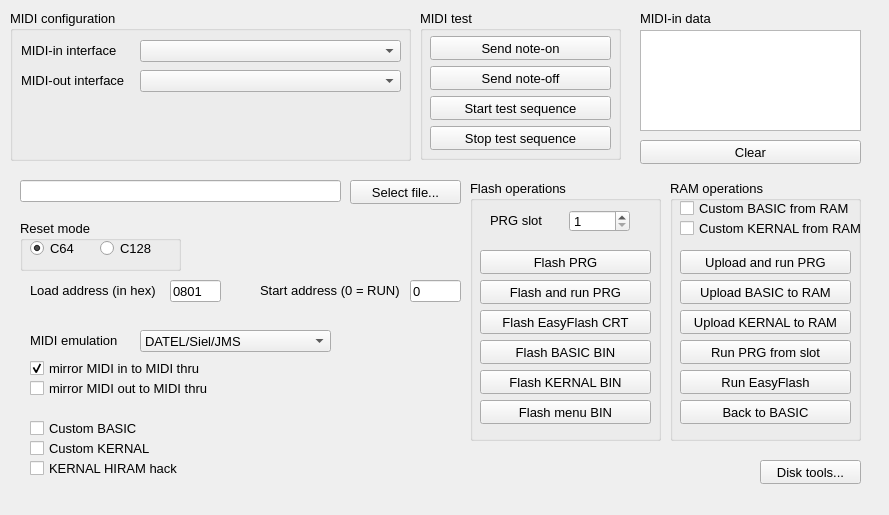
Old version of the form qt/mainwindowform.ui in the repository FrankBuss/kerberos.
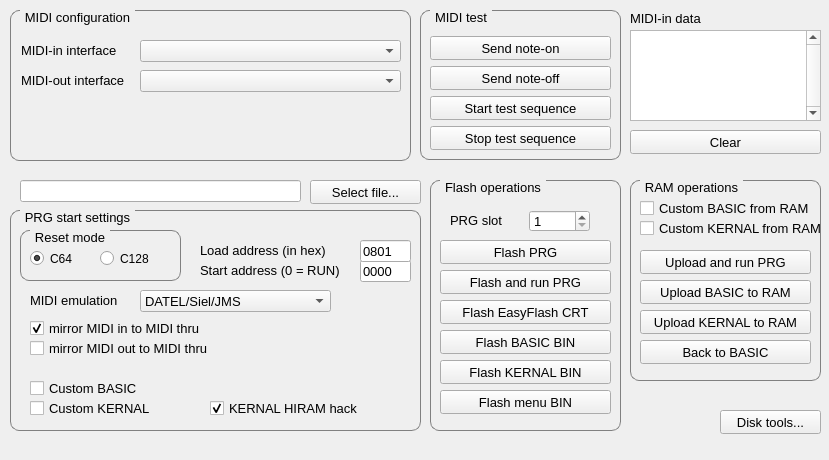
New version of the form.

Commit message: new slot management

Diff of the .ui file:
```diff
--- a/qt/mainwindowform.ui
+++ b/qt/mainwindowform.ui
@@ -6,8 +6,8 @@
    <rect>
     <x>0</x>
     <y>0</y>
-    <width>889</width>
-    <height>515</height>
+    <width>829</width>
+    <height>460</height>
    </rect>
   </property>
   <property name="windowTitle">
@@ -16,11 +16,25 @@
   <property name="statusTip">
    <string/>
   </property>
+  <property name="styleSheet">
+   <string notr="true">QGroupBox {
+    border: 1px solid gray;
+    border-radius: 9px;
+    margin-top: 0.5em;
+}
+
+QGroupBox::title {
+    subcontrol-origin: margin;
+    left: 10px;
+    padding: 0 3px 0 3px;
+}
+</string>
+  </property>
   <widget class="QWidget" name="centralwidget">
    <widget class="QLabel" name="label_6">
     <property name="geometry">
      <rect>
-      <x>640</x>
+      <x>630</x>
       <y>10</y>
       <width>81</width>
       <height>16</height>
@@ -38,12 +52,15 @@
    <widget class="QTextEdit" name="midiInDataTextEdit">
     <property name="geometry">
      <rect>
-      <x>640</x>
+      <x>630</x>
       <y>30</y>
-      <width>221</width>
-      <height>101</height>
+      <width>191</width>
+      <height>91</height>
      </rect>
     </property>
+    <property name="verticalScrollBarPolicy">
+     <enum>Qt::ScrollBarAlwaysOn</enum>
+    </property>
     <property name="readOnly">
      <bool>true</bool>
     </property>
@@ -53,7 +70,7 @@
      <rect>
       <x>20</x>
       <y>180</y>
-      <width>321</width>
+      <width>281</width>
       <height>22</height>
      </rect>
     </property>
@@ -66,10 +83,10 @@
    <widget class="QGroupBox" name="groupBox_6">
     <property name="geometry">
      <rect>
-      <x>670</x>
+      <x>630</x>
       <y>180</y>
       <width>191</width>
-      <height>261</height>
+      <height>201</height>
      </rect>
     </property>
     <property name="font">
@@ -152,59 +169,11 @@
       <string>Upload and run PRG</string>
      </property>
     </widget>
-    <widget class="QPushButton" name="runPrgFromSlotButton">
-     <property name="geometry">
-      <rect>
-       <x>10</x>
-       <y>160</y>
-       <width>171</width>
-       <height>24</height>
-      </rect>
-     </property>
-     <property name="sizePolicy">
-      <sizepolicy hsizetype="Minimum" vsizetype="Expanding">
-       <horstretch>0</horstretch>
-       <verstretch>0</verstretch>
-      </sizepolicy>
-     </property>
-     <property name="font">
-      <font>
-       <pointsize>10</pointsize>
-      </font>
-     </property>
-     <property name="text">
-      <string>Run PRG from slot</string>
-     </property>
-    </widget>
-    <widget class="QPushButton" name="runEasyFlashButton">
-     <property name="geometry">
-      <rect>
-       <x>10</x>
-       <y>190</y>
-       <width>171</width>
-       <height>24</height>
-      </rect>
-     </property>
-     <property name="sizePolicy">
-      <sizepolicy hsizetype="Minimum" vsizetype="Expanding">
-       <horstretch>0</horstretch>
-       <verstretch>0</verstretch>
-      </sizepolicy>
-     </property>
-     <property name="font">
-      <font>
-       <pointsize>10</pointsize>
-      </font>
-     </property>
-     <property name="text">
-      <string>Run EasyFlash</string>
-     </property>
-    </widget>
     <widget class="QPushButton" name="backToBasicButton">
      <property name="geometry">
       <rect>
        <x>10</x>
-       <y>220</y>
+       <y>160</y>
        <width>171</width>
        <height>24</height>
       </rect>
@@ -264,7 +233,7 @@
    <widget class="QPushButton" name="selectFileButton">
     <property name="geometry">
      <rect>
-      <x>350</x>
+      <x>310</x>
       <y>180</y>
       <width>111</width>
       <height>24</height>
@@ -279,89 +248,13 @@
      <string>Select file...</string>
     </property>
    </widget>
-   <widget class="QLabel" name="label_7">
-    <property name="geometry">
-     <rect>
-      <x>30</x>
-      <y>280</y>
-      <width>141</width>
-      <height>21</height>
-     </rect>
-    </property>
-    <property name="font">
-     <font>
-      <pointsize>10</pointsize>
-     </font>
-    </property>
-    <property name="text">
-     <string>Load address (in hex)</string>
-    </property>
-   </widget>
-   <widget class="QLineEdit" name="startAddressEdit">
-    <property name="geometry">
-     <rect>
-      <x>410</x>
-      <y>280</y>
-      <width>51</width>
-      <height>22</height>
-     </rect>
-    </property>
-    <property name="font">
-     <font>
-      <pointsize>10</pointsize>
-      <weight>50</weight>
-      <bold>false</bold>
-     </font>
-    </property>
-    <property name="text">
-     <string>0</string>
-    </property>
-   </widget>
-   <widget class="QLineEdit" name="loadAddressEdit">
-    <property name="geometry">
-     <rect>
-      <x>170</x>
-      <y>280</y>
-      <width>51</width>
-      <height>22</height>
-     </rect>
-    </property>
-    <property name="font">
-     <font>
-      <pointsize>10</pointsize>
-      <weight>50</weight>
-      <bold>false</bold>
-     </font>
-    </property>
-    <property name="text">
-     <string>0801</string>
-    </property>
-   </widget>
-   <widget class="QLabel" name="label_8">
-    <property name="geometry">
-     <rect>
-      <x>260</x>
-      <y>280</y>
-      <width>151</width>
-      <height>21</height>
-     </rect>
-    </property>
-    <property name="font">
-     <font>
-      <pointsize>10</pointsize>
-     </font>
-    </property>
-    <property name="text">
-     <string>Start address (0 = RUN)</string>
-    </property>
-   </widget>
    <widget class="QGroupBox" name="groupBox_7">
     <property name="geometry">
      <rect>
-      <x>470</x>
+      <x>430</x>
       <y>180</y>
       <width>191</width>
-      <height>261</height>
+      <height>251</height>
      </rect>
     </property>
     <property name="font">
@@ -376,7 +269,7 @@
      <property name="geometry">
       <rect>
        <x>10</x>
-       <y>160</y>
+       <y>150</y>
        <width>171</width>
        <height>24</height>
       </rect>
@@ -400,7 +293,7 @@
      <property name="geometry">
       <rect>
        <x>10</x>
-       <y>70</y>
+       <y>60</y>
        <width>171</width>
        <height>24</height>
       </rect>
@@ -424,7 +317,7 @@
      <property name="geometry">
       <rect>
        <x>10</x>
-       <y>190</y>
+       <y>180</y>
        <width>171</width>
        <height>24</height>
       </rect>
@@ -448,7 +341,7 @@
      <property name="geometry">
       <rect>
        <x>10</x>
-       <y>220</y>
+       <y>210</y>
        <width>171</width>
        <height>24</height>
       </rect>
@@ -472,7 +365,7 @@
      <property name="geometry">
       <rect>
        <x>10</x>
-       <y>130</y>
+       <y>120</y>
        <width>171</width>
        <height>24</height>
       </rect>
@@ -496,7 +389,7 @@
      <property name="geometry">
       <rect>
        <x>10</x>
-       <y>100</y>
+       <y>90</y>
        <width>171</width>
        <height>24</height>
       </rect>
@@ -525,6 +418,11 @@
        <height>21</height>
       </rect>
      </property>
+     <property name="font">
+      <font>
+       <pointsize>10</pointsize>
+      </font>
+     </property>
      <property name="text">
       <string>PRG slot</string>
      </property>
@@ -540,6 +438,7 @@
      </property>
      <property name="font">
       <font>
+       <pointsize>10</pointsize>
        <weight>50</weight>
        <bold>false</bold>
       </font>
@@ -548,222 +447,18 @@
       <number>1</number>
      </property>
      <property name="maximum">
-      <number>26</number>
+      <number>25</number>
      </property>
      <property name="value">
       <number>1</number>
      </property>
     </widget>
    </widget>
-   <widget class="QCheckBox" name="midiThruOutCheckBox">
-    <property name="geometry">
-     <rect>
-      <x>30</x>
-      <y>380</y>
-      <width>241</width>
-      <height>17</height>
-     </rect>
-    </property>
-    <property name="font">
-     <font>
-      <pointsize>10</pointsize>
-     </font>
-    </property>
-    <property name="text">
-     <string>mirror MIDI out to MIDI thru</string>
-    </property>
-   </widget>
-   <widget class="QLabel" name="label_9">
-    <property name="geometry">
-     <rect>
-      <x>30</x>
-      <y>330</y>
-      <width>101</width>
-      <height>21</height>
-     </rect>
-    </property>
-    <property name="font">
-     <font>
-      <pointsize>10</pointsize>
-     </font>
-    </property>
-    <property name="text">
-     <string>MIDI emulation</string>
-    </property>
-   </widget>
-   <widget class="QComboBox" name="midiEmulationComboBox">
-    <property name="geometry">
-     <rect>
-      <x>140</x>
-      <y>330</y>
-      <width>191</width>
-      <height>22</height>
-     </rect>
-    </property>
-    <property name="font">
-     <font>
-      <pointsize>10</pointsize>
-     </font>
-    </property>
-    <property name="currentIndex">
-     <number>3</number>
-    </property>
-    <item>
-     <property name="text">
-      <string>None</string>
-     </property>
-    </item>
-    <item>
-     <property name="text">
-      <string>Sequential Circuits Inc.</string>
-     </property>
-    </item>
-    <item>
-     <property name="text">
-      <string>Passport &amp; Syntech</string>
-     </property>
-    </item>
-    <item>
-     <property name="text">
-      <string>DATEL/Siel/JMS</string>
-     </property>
-    </item>
-    <item>
-     <property name="text">
-      <string>Namesoft</string>
-     </property>
-    </item>
-   </widget>
-   <widget class="QCheckBox" name="customKernalCheckBox">
-    <property name="geometry">
-     <rect>
-      <x>30</x>
-      <y>440</y>
-      <width>191</width>
-      <height>17</height>
-     </rect>
-    </property>
-    <property name="font">
-     <font>
-      <pointsize>10</pointsize>
-     </font>
-    </property>
-    <property name="text">
-     <string>Custom KERNAL</string>
-    </property>
-   </widget>
-   <widget class="QCheckBox" name="midiThruInCheckBox">
-    <property name="geometry">
-     <rect>
-      <x>30</x>
-      <y>360</y>
-      <width>241</width>
-      <height>17</height>
-     </rect>
-    </property>
-    <property name="font">
-     <font>
-      <pointsize>10</pointsize>
-     </font>
-    </property>
-    <property name="text">
-     <string>mirror MIDI in to MIDI thru</string>
-    </property>
-    <property name="checked">
-     <bool>true</bool>
-    </property>
-   </widget>
-   <widget class="QCheckBox" name="customBasicCheckBox">
-    <property name="geometry">
-     <rect>
-      <x>30</x>
-      <y>420</y>
-      <width>191</width>
-      <height>17</height>
-     </rect>
-    </property>
-    <property name="font">
-     <font>
-      <pointsize>10</pointsize>
-     </font>
-    </property>
-    <property name="text">
-     <string>Custom BASIC</string>
-    </property>
-   </widget>
-   <widget class="QCheckBox" name="kernalHiramHackCheckBox">
-    <property name="geometry">
-     <rect>
-      <x>30</x>
-      <y>460</y>
-      <width>191</width>
-      <height>17</height>
-     </rect>
-    </property>
-    <property name="font">
-     <font>
-      <pointsize>10</pointsize>
-     </font>
-    </property>
-    <property name="text">
-     <string>KERNAL HIRAM hack</string>
-    </property>
-   </widget>
-   <widget class="QGroupBox" name="resetModeGroupBox">
-    <property name="geometry">
-     <rect>
-      <x>20</x>
-      <y>220</y>
-      <width>161</width>
-      <height>51</height>
-     </rect>
-    </property>
-    <property name="font">
-     <font>
-      <pointsize>10</pointsize>
-     </font>
-    </property>
-    <property name="title">
-     <string>Reset mode</string>
-    </property>
-    <property name="flat">
-     <bool>false</bool>
-    </property>
-    <widget class="QRadioButton" name="resetModeC64RadioButton">
-     <property name="geometry">
-      <rect>
-       <x>10</x>
-       <y>20</y>
-       <width>61</width>
-       <height>17</height>
-      </rect>
-     </property>
-     <property name="text">
-      <string>C64</string>
-     </property>
-     <property name="checked">
-      <bool>true</bool>
-     </property>
-    </widget>
-    <widget class="QRadioButton" name="resetModeC128RadioButton">
-     <property name="geometry">
-      <rect>
-       <x>80</x>
-       <y>20</y>
-       <width>61</width>
-       <height>17</height>
-      </rect>
-     </property>
-     <property name="text">
-      <string>C128</string>
-     </property>
-    </widget>
-   </widget>
    <widget class="QPushButton" name="diskToolsButton">
     <property name="geometry">
      <rect>
-      <x>760</x>
-      <y>460</y>
+      <x>720</x>
+      <y>410</y>
       <width>101</width>
       <height>24</height>
      </rect>
@@ -833,6 +528,11 @@
        <verstretch>0</verstretch>
       </sizepolicy>
      </property>
+     <property name="font">
+      <font>
+       <pointsize>10</pointsize>
+      </font>
+     </property>
     </widget>
     <widget class="QLabel" name="label_5">
      <property name="geometry">
@@ -867,6 +567,11 @@
        <verstretch>0</verstretch>
       </sizepolicy>
      </property>
+     <property name="font">
+      <font>
+       <pointsize>10</pointsize>
+      </font>
+     </property>
     </widget>
    </widget>
    <widget class="QGroupBox" name="groupBox_3">
@@ -895,6 +600,11 @@
        <height>24</height>
       </rect>
      </property>
+     <property name="font">
+      <font>
+       <pointsize>10</pointsize>
+      </font>
+     </property>
      <property name="text">
       <string>Send note-on</string>
      </property>
@@ -908,6 +618,11 @@
        <height>24</height>
       </rect>
      </property>
+     <property name="font">
+      <font>
+       <pointsize>10</pointsize>
+      </font>
+     </property>
      <property name="text">
       <string>Send note-off</string>
      </property>
@@ -921,6 +636,11 @@
        <height>24</height>
       </rect>
      </property>
+     <property name="font">
+      <font>
+       <pointsize>10</pointsize>
+      </font>
+     </property>
      <property name="text">
       <string>Start test sequence</string>
      </property>
@@ -934,6 +654,11 @@
        <height>24</height>
       </rect>
      </property>
+     <property name="font">
+      <font>
+       <pointsize>10</pointsize>
+      </font>
+     </property>
      <property name="text">
       <string>Stop test sequence</string>
      </property>
@@ -942,9 +667,9 @@
    <widget class="QPushButton" name="clearButton">
     <property name="geometry">
      <rect>
-      <x>640</x>
-      <y>140</y>
-      <width>221</width>
+      <x>630</x>
+      <y>130</y>
+      <width>191</width>
       <height>24</height>
      </rect>
     </property>
@@ -963,6 +688,310 @@
      <string>Clear</string>
     </property>
    </widget>
+   <widget class="QGroupBox" name="groupBox_2">
+    <property name="geometry">
+     <rect>
+      <x>10</x>
+      <y>210</y>
+      <width>411</width>
+      <height>221</height>
+     </rect>
+    </property>
+    <property name="font">
+     <font>
+      <pointsize>10</pointsize>
+     </font>
+    </property>
+    <property name="styleSheet">
+     <string notr="true"/>
+    </property>
+    <property name="title">
+     <string>PRG start settings</string>
+    </property>
+    <widget class="QCheckBox" name="customKernalCheckBox">
+     <property name="geometry">
+      <rect>
+       <x>20</x>
+       <y>190</y>
+       <width>171</width>
+       <height>17</height>
+      </rect>
+     </property>
+     <property name="font">
+      <font>
+       <pointsize>10</pointsize>
+      </font>
+     </property>
+     <property name="text">
+      <string>Custom KERNAL</string>
+     </property>
+    </widget>
+    <widget class="QCheckBox" name="kernalHiramHackCheckBox">
+     <property name="geometry">
+      <rect>
+       <x>200</x>
+       <y>190</y>
+       <width>191</width>
+       <height>17</height>
+      </rect>
+     </property>
+     <property name="font">
+      <font>
+       <pointsize>10</pointsize>
+      </font>
+     </property>
+     <property name="text">
+      <string>KERNAL HIRAM hack</string>
+     </property>
+     <property name="checked">
+      <bool>true</bool>
+     </property>
+    </widget>
+    <widget class="QComboBox" name="midiEmulationComboBox">
+     <property name="geometry">
+      <rect>
+       <x>130</x>
+       <y>80</y>
+       <width>191</width>
+       <height>22</height>
+      </rect>
+     </property>
+     <property name="font">
+      <font>
+       <pointsize>10</pointsize>
+      </font>
+     </property>
+     <property name="currentIndex">
+      <number>3</number>
+     </property>
+     <item>
+      <property name="text">
+       <string>None</string>
+      </property>
+     </item>
+     <item>
+      <property name="text">
+       <string>Sequential Circuits Inc.</string>
+      </property>
+     </item>
+     <item>
+      <property name="text">
+       <string>Passport &amp; Syntech</string>
+      </property>
+     </item>
+     <item>
+      <property name="text">
+       <string>DATEL/Siel/JMS</string>
+      </property>
+     </item>
+     <item>
+      <property name="text">
+       <string>Namesoft</string>
+      </property>
+     </item>
+    </widget>
+    <widget class="QLabel" name="label_9">
+     <property name="geometry">
+      <rect>
+       <x>20</x>
+       <y>80</y>
+       <width>101</width>
+       <height>21</height>
+      </rect>
+     </property>
+     <property name="font">
+      <font>
+       <pointsize>10</pointsize>
+      </font>
+     </property>
+     <property name="text">
+      <string>MIDI emulation</string>
+     </property>
+    </widget>
+    <widget class="QCheckBox" name="customBasicCheckBox">
+     <property name="geometry">
+      <rect>
+       <x>20</x>
+       <y>170</y>
+       <width>191</width>
+       <height>17</height>
+      </rect>
+     </property>
+     <property name="font">
+      <font>
+       <pointsize>10</pointsize>
+      </font>
+     </property>
+     <property name="text">
+      <string>Custom BASIC</string>
+     </property>
+    </widget>
+    <widget class="QLineEdit" name="startAddressEdit">
+     <property name="geometry">
+      <rect>
+       <x>350</x>
+       <y>50</y>
+       <width>51</width>
+       <height>22</height>
+      </rect>
+     </property>
+     <property name="font">
+      <font>
+       <pointsize>10</pointsize>
+       <weight>50</weight>
+       <bold>false</bold>
+      </font>
+     </property>
+     <property name="text">
+      <string>0000</string>
+     </property>
+    </widget>
+    <widget class="QLineEdit" name="loadAddressEdit">
+     <property name="geometry">
+      <rect>
+       <x>350</x>
+       <y>30</y>
+       <width>51</width>
+       <height>22</height>
+      </rect>
+     </property>
+     <property name="font">
+      <font>
+       <pointsize>10</pointsize>
+       <weight>50</weight>
+       <bold>false</bold>
+      </font>
+     </property>
+     <property name="text">
+      <string>0801</string>
+     </property>
+    </widget>
+    <widget class="QGroupBox" name="resetModeGroupBox">
+     <property name="geometry">
+      <rect>
+       <x>10</x>
+       <y>20</y>
+       <width>161</width>
+       <height>51</height>
+      </rect>
+     </property>
+     <property name="font">
+      <font>
+       <pointsize>10</pointsize>
+      </font>
+     </property>
+     <property name="title">
+      <string>Reset mode</string>
+     </property>
+     <property name="flat">
+      <bool>false</bool>
+     </property>
+     <widget class="QRadioButton" name="resetModeC64RadioButton">
+      <property name="geometry">
+       <rect>
+        <x>10</x>
+        <y>20</y>
+        <width>61</width>
+        <height>17</height>
+       </rect>
+      </property>
+      <property name="text">
+       <string>C64</string>
+      </property>
+      <property name="checked">
+       <bool>true</bool>
+      </property>
+     </widget>
+     <widget class="QRadioButton" name="resetModeC128RadioButton">
+      <property name="geometry">
+       <rect>
+        <x>80</x>
+        <y>20</y>
+        <width>61</width>
+        <height>17</height>
+       </rect>
+      </property>
+      <property name="text">
+       <string>C128</string>
+      </property>
+     </widget>
+    </widget>
+    <widget class="QLabel" name="label_8">
+     <property name="geometry">
+      <rect>
+       <x>190</x>
+       <y>50</y>
+       <width>151</width>
+       <height>21</height>
+      </rect>
+     </property>
+     <property name="font">
+      <font>
+       <pointsize>10</pointsize>
+      </font>
+     </property>
+     <property name="text">
+      <string>Start address (0 = RUN)</string>
+     </property>
+    </widget>
+    <widget class="QCheckBox" name="midiThruInCheckBox">
+     <property name="geometry">
+      <rect>
+       <x>20</x>
+       <y>110</y>
+       <width>241</width>
+       <height>17</height>
+      </rect>
+     </property>
+     <property name="font">
+      <font>
+       <pointsize>10</pointsize>
+      </font>
+     </property>
+     <property name="text">
+      <string>mirror MIDI in to MIDI thru</string>
+     </property>
+     <property name="checked">
+      <bool>true</bool>
+     </property>
+    </widget>
+    <widget class="QLabel" name="label_7">
+     <property name="geometry">
+      <rect>
+       <x>190</x>
+       <y>30</y>
+       <width>151</width>
+       <height>21</height>
+      </rect>
+     </property>
+     <property name="font">
+      <font>
+       <pointsize>10</pointsize>
+      </font>
+     </property>
+     <property name="text">
+      <string>Load address (in hex)</string>
+     </property>
+    </widget>
+    <widget class="QCheckBox" name="midiThruOutCheckBox">
+     <property name="geometry">
+      <rect>
+       <x>20</x>
+       <y>130</y>
+       <width>241</width>
+       <height>17</height>
+      </rect>
+     </property>
+     <property name="font">
+      <font>
+       <pointsize>10</pointsize>
+      </font>
+     </property>
+     <property name="text">
+      <string>mirror MIDI out to MIDI thru</string>
+     </property>
+    </widget>
+   </widget>
   </widget>
   <widget class="QStatusBar" name="statusbar">
    <property name="sizeGripEnabled">
```
The commit also changes 18 other files.
